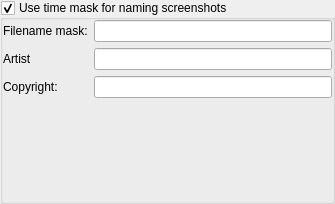
Above: src/gui/configureScreenshotsDialog.ui from Stellarium/stellarium before the change. Below: the same form after it.
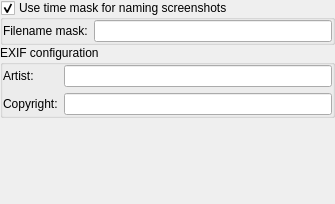
That is the form after the change. Custom widgets are drawn as their Qt base class.

What changed in the file:
```diff
--- a/src/gui/configureScreenshotsDialog.ui
+++ b/src/gui/configureScreenshotsDialog.ui
@@ -74,14 +74,62 @@
         </property>
        </widget>
       </item>
-      <item row="1" column="0">
+     </layout>
+    </widget>
+   </item>
+   <item>
+    <widget class="QGroupBox" name="exifGroupBox">
+     <property name="title">
+      <string>EXIF configuration</string>
+     </property>
+     <property name="checkable">
+      <bool>false</bool>
+     </property>
+     <layout class="QGridLayout" name="gridLayout">
+      <property name="leftMargin">
+       <number>0</number>
+      </property>
+      <property name="topMargin">
+       <number>0</number>
+      </property>
+      <property name="rightMargin">
+       <number>0</number>
+      </property>
+      <property name="bottomMargin">
+       <number>0</number>
+      </property>
+      <item row="0" column="0">
        <widget class="QLabel" name="artistLabel">
         <property name="text">
-         <string>Artist</string>
+         <string>Artist:</string>
         </property>
        </widget>
       </item>
-      <item row="3" column="0">
+      <item row="0" column="1">
+       <widget class="QLineEdit" name="artistLineEdit">
+        <property name="toolTip">
+         <string>EXIF tag 'Artist'</string>
+        </property>
+       </widget>
+      </item>
+      <item row="1" column="0">
+       <widget class="QLabel" name="copyrightLabel">
+        <property name="text">
+         <string>Copyright:</string>
+        </property>
+       </widget>
+      </item>
+      <item row="1" column="1">
+       <widget class="QLineEdit" name="copyrightLineEdit">
+        <property name="toolTip">
+         <string>EXIF tag 'Copyright'</string>
+        </property>
+       </widget>
+      </item>
+     </layout>
+    </widget>
+   </item>
+      <item>
        <spacer name="verticalSpacer">
         <property name="orientation">
          <enum>Qt::Orientation::Vertical</enum>
@@ -94,30 +142,6 @@
         </property>
        </spacer>
       </item>
-      <item row="1" column="1">
-       <widget class="QLineEdit" name="artistLineEdit">
-        <property name="toolTip">
-         <string>EXIF tag 'Artist'</string>
-        </property>
-       </widget>
-      </item>
-      <item row="2" column="0">
-       <widget class="QLabel" name="copyrightLabel">
-        <property name="text">
-         <string>Copyright:</string>
-        </property>
-       </widget>
-      </item>
-      <item row="2" column="1">
-       <widget class="QLineEdit" name="copyrightLineEdit">
-        <property name="toolTip">
-         <string>EXIF tag 'Copyright'</string>
-        </property>
-       </widget>
-      </item>
-     </layout>
-    </widget>
-   </item>
   </layout>
  </widget>
  <customwidgets>
```
